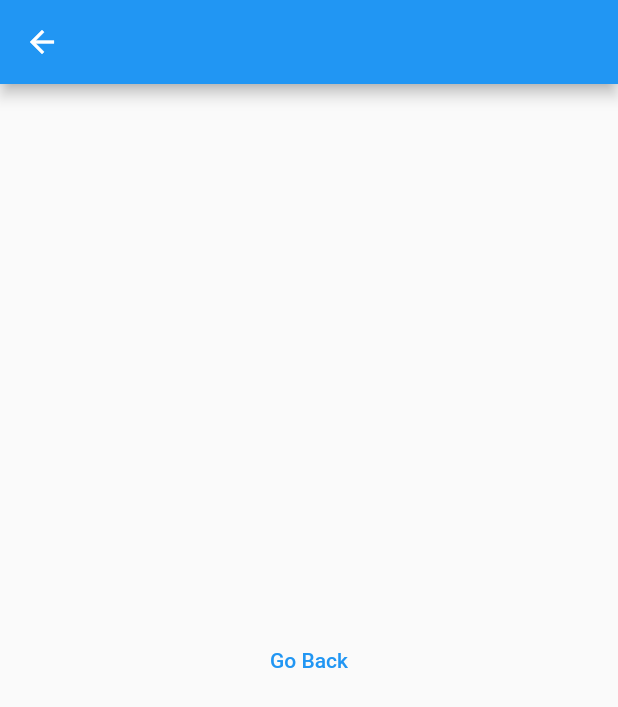
After one commit to mattsegura/mealai, a Flutter app: the screen it shows after launch, item 2 of the bottom bar chosen, after a tap on "Go Back", on a phone screen of 412 x 824 dp. The commit adds this screen. Shown: the top 707 px of the screen. Run offline on Flutter 3.47's test engine with Material 2 defaults, Android fonts, the phone set to English and light mode, and no system bars; missing offline and left inert: flutter_launcher_icons, mobile_scanner.

Commit message:
added meal plan switch function

```diff
--- /dev/null
+++ b/lib/globals.dart
@@ -0,0 +1,3 @@
+library newapp.globals;
+
+List<String> foodItems = [];
--- a/lib/main.dart
+++ b/lib/main.dart
@@ -1,6 +1,8 @@
 import 'package:flutter/material.dart';
 import 'package:flutter_launcher_icons/ios.dart';
 import 'second_page.dart';
+import 'meal_plan.dart';
+import 'globals.dart';
 
 void main() {
   runApp(MyApp());
@@ -29,6 +31,8 @@ class FirstPage extends StatefulWidget {
   @override
   _FirstPageState createState() => _FirstPageState();
 }
+
+List<String> globalFoodItems = [];
 
 class _FirstPageState extends State<FirstPage> {
   List<String> _foodItems = [];
@@ -148,8 +152,19 @@ class _FirstPageState extends State<FirstPage> {
         items: const [
           BottomNavigationBarItem(label: 'Home', icon: Icon(Icons.home)),
           BottomNavigationBarItem(label: 'Meal Plan', icon: Icon(Icons.book)),
-          BottomNavigationBarItem(label: 'More', icon: Icon(Icons.more)),
+          BottomNavigationBarItem(label: 'More', icon: Icon(Icons.more))
         ],
+        onTap: (index) {
+          if (index == 1) {
+            Navigator.of(context).push(
+              MaterialPageRoute(
+                builder: (BuildContext context) {
+                  return MealPlanPage();
+                },
+              ),
+            );
+          }
+        },
       ),
     );
   }
--- /dev/null
+++ b/lib/meal_plan.dart
@@ -0,0 +1,17 @@
+import 'package:flutter/material.dart';
+
+class MealPlanPage extends StatelessWidget {
+  const MealPlanPage({Key? key}) : super(key: key);
+  @override
+  Widget build(BuildContext context) {
+    return Scaffold(
+      appBar: AppBar(),
+      body: Center(
+        child: TextButton(
+          onPressed: () {},
+          child: const Text('Go Back'),
+        ),
+      ),
+    );
+  }
+}
```
